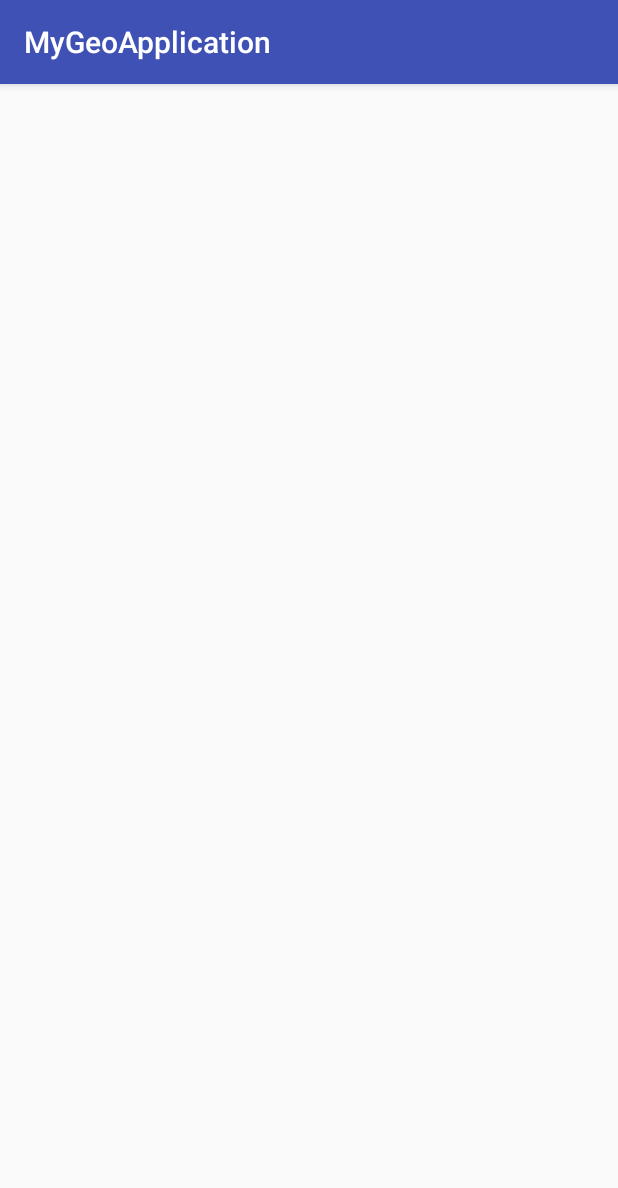
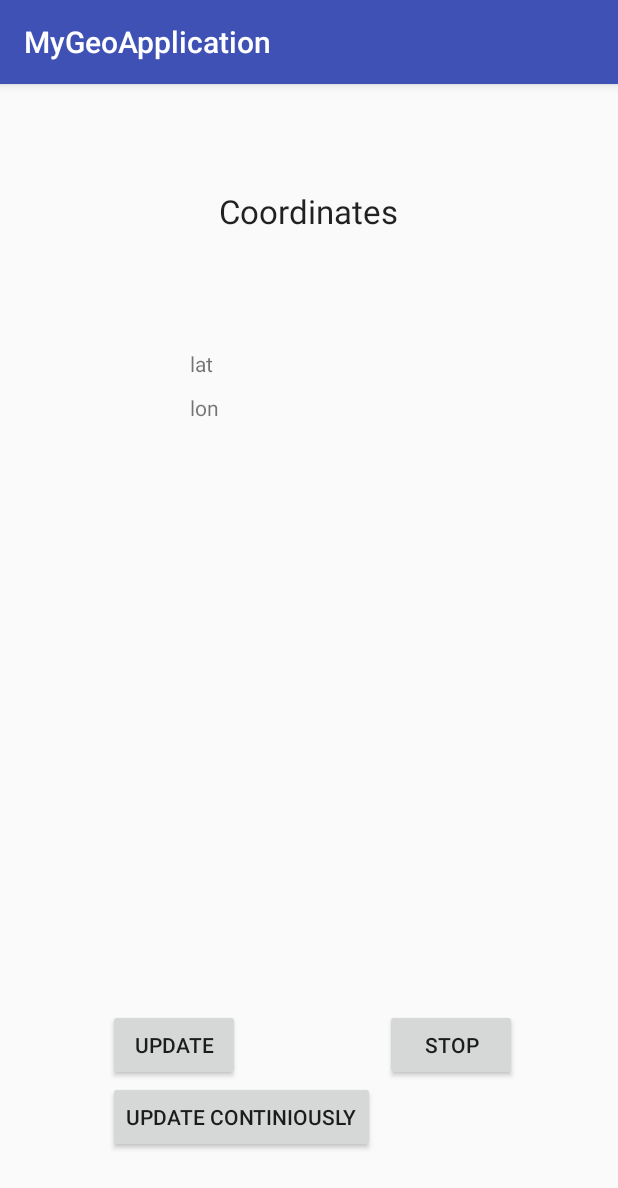
Before and after one commit to nik40fox/MyGeoApplication, an Android app: the screen it shows after launch (MyLauncherMainEmptyActivity), on a phone screen of 412 x 824 dp. Shown: the top 1188 px of the screen. Run offline under Robolectric (Android 15) with nearby library versions, the phone set to English and light mode, and no system bars.

Commit message:
Third Test Commit

```diff
--- a/app/src/main/res/layout/activity_my_launcher_main_empty.xml
+++ b/app/src/main/res/layout/activity_my_launcher_main_empty.xml
@@ -9,4 +9,83 @@
     android:paddingTop="@dimen/activity_vertical_margin"
     tools:context="com.nikolay.mygeoapplication.MyLauncherMainEmptyActivity">
 
+    <Button
+        android:layout_width="wrap_content"
+        android:layout_height="wrap_content"
+        android:text="@string/res_but_u"
+        android:id="@+id/button_upd"
+        android:layout_marginLeft="56dp"
+        android:layout_marginStart="56dp"
+        android:layout_alignParentBottom="true"
+        android:layout_alignParentLeft="true"
+        android:layout_alignParentStart="true"
+        android:layout_marginBottom="87dp" />
+
+    <Button
+        android:layout_width="wrap_content"
+        android:layout_height="wrap_content"
+        android:text="@string/res_but_stop"
+        android:id="@+id/button_stop"
+        android:layout_alignTop="@+id/button_upd"
+        android:layout_alignParentRight="true"
+        android:layout_alignParentEnd="true"
+        android:layout_marginRight="51dp"
+        android:layout_marginEnd="51dp" />
+
+    <TextView
+        android:layout_width="wrap_content"
+        android:layout_height="wrap_content"
+        android:textAppearance="?android:attr/textAppearanceLarge"
+        android:text="@string/text_cord"
+        android:id="@+id/final_CORDINATES"
+        android:layout_alignParentTop="true"
+        android:layout_centerHorizontal="true"
+        android:layout_marginTop="54dp" />
+
+    <TextView
+        android:layout_width="wrap_content"
+        android:layout_height="wrap_content"
+        android:textAppearance="?android:attr/textAppearanceLarge"
+        android:id="@+id/display_lat"
+        android:layout_marginTop="67dp"
+        android:layout_below="@+id/final_CORDINATES"
+        android:layout_toRightOf="@+id/button_upd"
+        android:layout_toEndOf="@+id/button_upd" />
+
+    <TextView
+        android:layout_width="wrap_content"
+        android:layout_height="wrap_content"
+        android:textAppearance="?android:attr/textAppearanceLarge"
+        android:id="@+id/display_lon"
+        android:layout_below="@+id/display_lat"
+        android:layout_toRightOf="@+id/button_upd" />
+
+    <TextView
+        android:layout_width="wrap_content"
+        android:layout_height="wrap_content"
+        android:textAppearance="?android:attr/textAppearanceSmall"
+        android:text="@string/text_lon"
+        android:id="@+id/final_LON"
+        android:layout_alignBottom="@+id/display_lon"
+        android:layout_toLeftOf="@+id/final_CORDINATES"
+        android:layout_toStartOf="@+id/final_CORDINATES" />
+
+    <TextView
+        android:layout_width="wrap_content"
+        android:layout_height="wrap_content"
+        android:textAppearance="?android:attr/textAppearanceSmall"
+        android:text="@string/text_lat"
+        android:id="@+id/final_LAT"
+        android:layout_alignBottom="@+id/display_lat"
+        android:layout_alignLeft="@+id/final_LON"
+        android:layout_alignStart="@+id/final_LON" />
+
+    <Button
+        android:layout_width="wrap_content"
+        android:layout_height="wrap_content"
+        android:text="@string/res_but_uc"
+        android:id="@+id/button_updc"
+        android:layout_below="@+id/button_stop"
+        android:layout_alignLeft="@+id/button_upd"
+        android:layout_alignStart="@+id/button_upd" />
 </RelativeLayout>
--- a/app/src/main/res/values/strings.xml
+++ b/app/src/main/res/values/strings.xml
@@ -2,4 +2,10 @@
     <string name="app_name">MyGeoApplication</string>
     <string name="title_activity_blank">blankActivity</string>
     <string name="title_activity_maps">Map</string>
+    <string name="text_cord">Coordinates</string>
+    <string name="text_lon">lon</string>
+    <string name="text_lat">lat</string>
+    <string name="res_but_uc">Update continiously</string>
+    <string name="res_but_u">Update</string>
+    <string name="res_but_stop">Stop</string>
 </resources>
```
